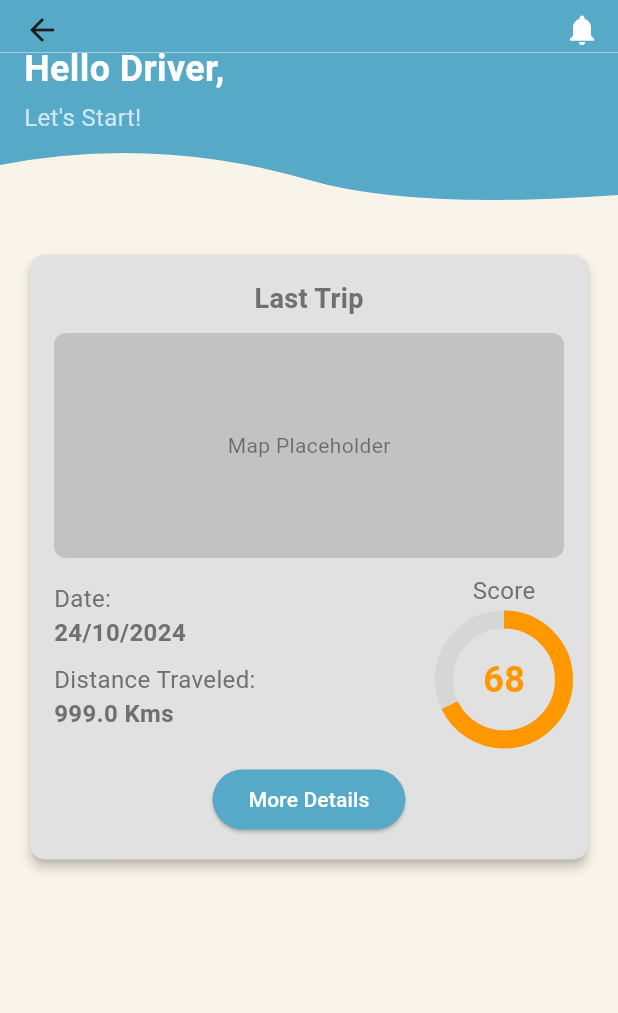
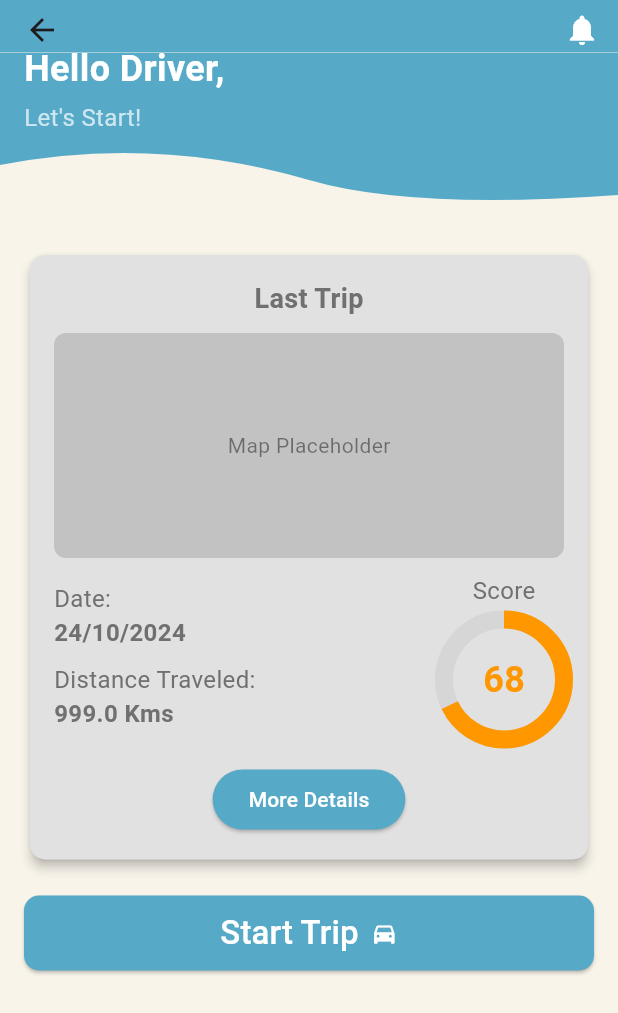
Before and after one commit to R-umaria/Group24F24, a Flutter app: the HomePage screen opened by its route, on a phone screen of 412 x 824 dp. Shown: the top 1013 px of the screen. Run offline on Flutter 3.47's test engine with Material 3 defaults, Android fonts, the phone set to English and light mode, and no system bars; our stand-ins replace flutter_custom_clippers, geolocator, pedometer, permission_handler, sensors_plus, sqflite; accounts and stored records are empty.

Commit message:
Start Trip button re-added / was disappered few commits back

```diff
--- a/lib/pages/home_page.dart
+++ b/lib/pages/home_page.dart
@@ -287,6 +287,36 @@ class _HomePageState extends State<HomePage> {
                       ),
                     ),
                   ),
+                  SizedBox(height: 20),
+                  ElevatedButton(
+                    onPressed: _toggleTrip, // Manual trip toggle
+                    style: ElevatedButton.styleFrom(
+                      backgroundColor: isTripActive
+                          ? Colors.red // Red for "Stop Trip"
+                          : const Color.fromRGBO(86, 170, 200, 1), // Blue for "Start Trip"
+                      minimumSize: Size(double.infinity, 50),
+                      shape: RoundedRectangleBorder(
+                        borderRadius: BorderRadius.circular(10),
+                      ),
+                    ),
+                    child: Row(
+                      mainAxisAlignment: MainAxisAlignment.center,
+                      children: [
+                        Text(
+                          isTripActive ? 'Stop Trip' : 'Start Trip',
+                          style: TextStyle(
+                            color: Colors.white,
+                            fontSize: 22,
+                          ),
+                        ),
+                        SizedBox(width: 8),
+                        Icon(
+                          Icons.directions_car,
+                          color: Colors.white,
+                        ),
+                      ],
+                    ),
+                  ),
                 ],
               ),
             ),
```
